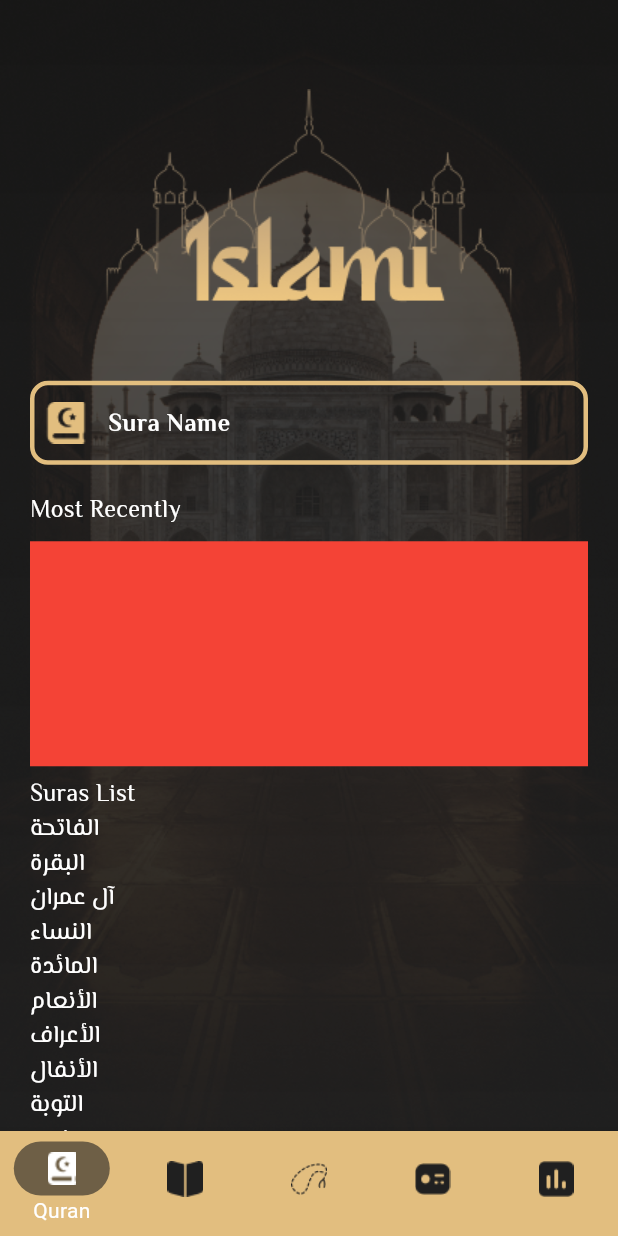
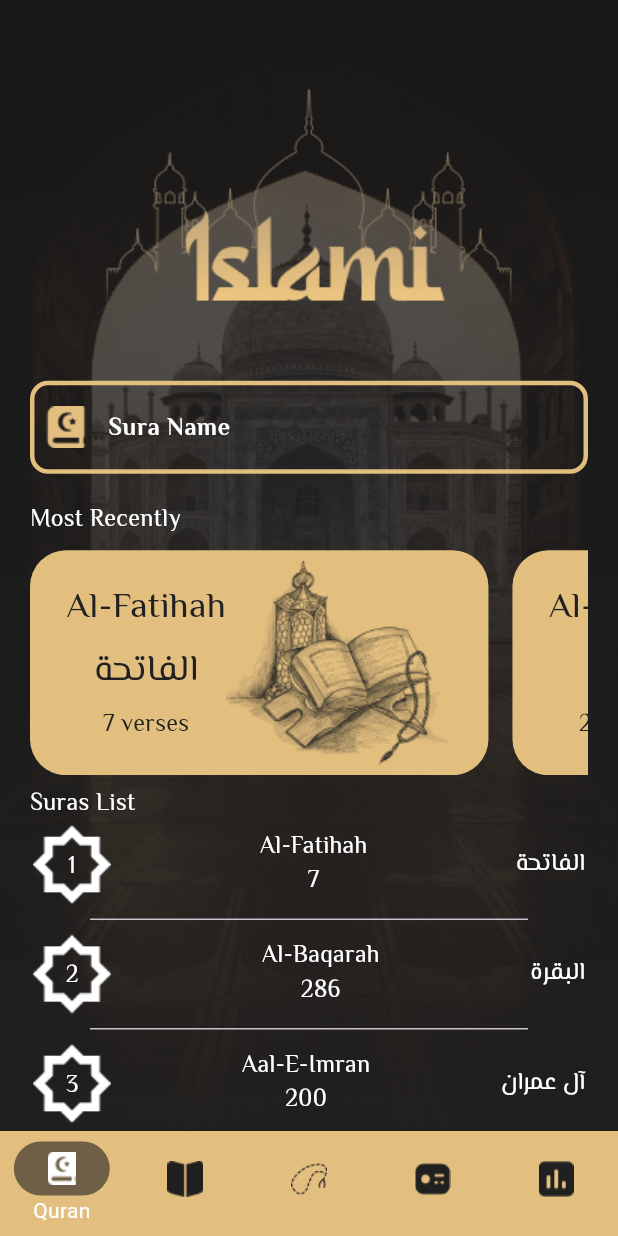
Before and after one commit to osamaebaid1973/islami, a Flutter app: the HomeScreen screen opened by its route, on a phone screen of 412 x 824 dp. Run offline on Flutter 3.47's test engine with Material 3 defaults, Android fonts, the phone set to English and light mode, and no system bars; our stand-ins replace device_preview, google_fonts, introduction_screen.

Commit message:
quran tab semi complete

```diff
--- a/lib/home/bottom_nav_bar.dart
+++ b/lib/home/bottom_nav_bar.dart
@@ -41,9 +41,9 @@ class _nameState extends State<BottomNavBar> {
   Widget _buildItem(String name, int index) {
     return currentIndex == index
         ? Container(
-            padding: EdgeInsets.symmetric(vertical: 6, horizontal: 20),
+            padding: const EdgeInsets.symmetric(vertical: 6, horizontal: 20),
             decoration: BoxDecoration(
-                color: Color(0x99202020),
+                color: const Color(0x99202020),
                 borderRadius: BorderRadius.circular(66)),
             child: ImageIcon(AssetImage('assets/images/$name.png')))
         : ImageIcon(AssetImage('assets/images/$name.png'));
--- a/lib/home/home_screen.dart
+++ b/lib/home/home_screen.dart
@@ -1,5 +1,4 @@
 import 'package:flutter/material.dart';
-import 'package:islami/app_resources.dart';
 import 'package:islami/home/ahadeth_tab.dart';
 import 'package:islami/home/bottom_nav_bar.dart';
 import 'package:islami/home/date_tab.dart';
--- a/lib/home/tabs/quran_tab/quran_tab.dart
+++ b/lib/home/tabs/quran_tab/quran_tab.dart
@@ -1,63 +1,26 @@
 import 'package:flutter/material.dart';
 import 'package:google_fonts/google_fonts.dart';
 import 'package:islami/app_resources.dart';
+import 'package:islami/home/tabs/quran_tab/sura_item_horizontal.dart';
+import 'package:islami/home/tabs/quran_tab/sura_name_item.dart';
+import 'package:islami/models/sura_model.dart';
 
 // ignore: must_be_immutable
-class QuranTab extends StatelessWidget {
-  List<String> suraNamesAr =  [
-  "الفاتحة", "البقرة", "آل عمران", "النساء", "المائدة",
-  "الأنعام", "الأعراف", "الأنفال", "التوبة", "يونس",
-  "هود", "يوسف", "الرعد", "إبراهيم", "الحجر",
-  "النحل", "الإسراء", "الكهف", "مريم", "طه",
-  "الأنبياء", "الحج", "المؤمنون", "النور", "الفرقان",
-  "الشعراء", "النمل", "القصص", "العنكبوت", "الروم",
-  "لقمان", "السجدة", "الأحزاب", "سبأ", "فاطر",
-  "يس", "الصافات", "ص", "الزمر", "غافر",
-  "فصلت", "الشورى", "الزخرف", "الدخان", "الجاثية",
-  "الأحقاف", "محمد", "الفتح", "الحجرات", "ق",
-  "الذاريات", "الطور", "النجم", "القمر", "الرحمن",
-  "الواقعة", "الحديد", "المجادلة", "الحشر", "الممتحنة",
-  "الصف", "الجمعة", "المنافقون", "التغابن", "الطلاق",
-  "التحريم", "الملك", "القلم", "الحاقة", "المعارج",
-  "نوح", "الجن", "المزمل", "المدثر", "القيامة",
-  "الإنسان", "المرسلات", "النبأ", "النازعات", "عبس",
-  "التكوير", "الانفطار", "المطففين", "الانشقاق", "البروج",
-  "الطارق", "الأعلى", "الغاشية", "الفجر", "البلد",
-  "الشمس", "الليل", "الضحى", "الشرح", "التين",
-  "العلق", "القدر", "البينة", "الزلزلة", "العاديات",
-  "القارعة", "التكاثر", "العصر", "الهمزة", "الفيل",
-  "قريش", "الماعون", "الكوثر", "الكافرون", "النصر",
-  "المسد", "الإخلاص", "الفلق", "الناس"
-];
-   List<String> suraNamesEn =  [
-  "Al-Fatihah", "Al-Baqarah", "Aal-E-Imran", "An-Nisa", "Al-Ma'idah",
-  "Al-An'am", "Al-A'raf", "Al-Anfal", "At-Tawbah", "Yunus",
-  "Hud", "Yusuf", "Ar-Ra'd", "Ibrahim", "Al-Hijr",
-  "An-Nahl", "Al-Isra", "Al-Kahf", "Maryam", "Ta-Ha",
-  "Al-Anbiya", "Al-Hajj", "Al-Mu'minun", "An-Nur", "Al-Furqan",
-  "Ash-Shu'ara", "An-Naml", "Al-Qasas", "Al-Ankabut", "Ar-Rum",
-  "Luqman", "As-Sajda", "Al-Ahzab", "Saba", "Fatir",
-  "Ya-Sin", "As-Saffat", "Sad", "Az-Zumar", "Ghafir",
-  "Fussilat", "Ash-Shura", "Az-Zukhruf", "Ad-Dukhan", "Al-Jathiya",
-  "Al-Ahqaf", "Muhammad", "Al-Fath", "Al-Hujurat", "Qaf",
-  "Adh-Dhariyat", "At-Tur", "An-Najm", "Al-Qamar", "Ar-Rahman",
-  "Al-Waqia", "Al-Hadid", "Al-Mujadila", "Al-Hashr", "Al-Mumtahina",
-  "As-Saff", "Al-Jumu'a", "Al-Munafiqun", "At-Taghabun", "At-Talaq",
-  "At-Tahrim", "Al-Mulk", "Al-Qalam", "Al-Haqqa", "Al-Ma'arij",
-  "Nuh", "Al-Jinn", "Al-Muzzammil", "Al-Muddaththir", "Al-Qiyama",
-  "Al-Insan", "Al-Mursalat", "An-Naba", "An-Nazi'at", "Abasa",
-  "At-Takwir", "Al-Infitar", "Al-Mutaffifin", "Al-Inshiqaq", "Al-Buruj",
-  "At-Tariq", "Al-Ala", "Al-Ghashiya", "Al-Fajr", "Al-Balad",
-  "Ash-Shams", "Al-Lail", "Ad-Duhaa", "Ash-Sharh", "At-Tin",
-  "Al-Alaq", "Al-Qadr", "Al-Bayyina", "Az-Zalzala", "Al-Adiyat",
-  "Al-Qari'a", "At-Takathur", "Al-Asr", "Al-Humaza", "Al-Fil",
-  "Quraish", "Al-Ma'un", "Al-Kawthar", "Al-Kafiroon", "An-Nasr",
-  "Al-Masad", "Al-Ikhlas", "Al-Falaq", "An-Nas"
-];
+class QuranTab extends StatefulWidget {
+  QuranTab({super.key});
 
+  @override
+  State<QuranTab> createState() => _QuranTabState();
+}
 
+class _QuranTabState extends State<QuranTab> {
   var searchController = TextEditingController();
-  QuranTab({super.key});
+  @override
+  void initState() {
+    // TODO: implement initState
+    super.initState();
+    searchController.addListener(_onSearch);
+  }
 
   @override
   Widget build(BuildContext context) {
@@ -77,25 +40,42 @@ class QuranTab extends StatelessWidget {
               'Most Recently',
               style: GoogleFonts.elMessiri(color: Colors.white, fontSize: 16),
             ),
-            const SizedBox(height:8)
-            ,Container(color: Colors.red,
-            height: 150,
-
-            ),
-            const SizedBox(height:8),
+            const SizedBox(height: 8),
+            searchResult.isEmpty
+                ? Container(
+                    //decoration:
+                    height: 150,
+                    child: ListView.separated(
+                      separatorBuilder: (context, index) =>
+                          const SizedBox(width: 16),
+                      scrollDirection: Axis.horizontal,
+                      itemCount: suraNamesAr.length,
+                      itemBuilder: (BuildContext context, int index) {
+                        return SuraItemHorizontal(
+                            suraModel: getSuraModel(index));
+                      },
+                    ),
+                  )
+                : SizedBox(),
+            const SizedBox(height: 8),
             Text(
               'Suras List',
               style: GoogleFonts.elMessiri(color: Colors.white, fontSize: 16),
             ),
             Expanded(
-              child: ListView.builder(
-                itemCount: suraNamesAr.length,
+              child: ListView.separated(
+                separatorBuilder: (context, index) => const Divider(
+                  endIndent: 40,
+                  indent: 40,
+                ),
+                itemCount: searchResult.isEmpty ? suraNamesAr.length : searchResult.length,
                 itemBuilder: (BuildContext context, int index) {
-                  return  Text(suraNamesAr[index],style: GoogleFonts.elMessiri(color: Colors.white, fontSize: 16));
+                  return SuraNameItem(
+                    suraModel: searchResult.isEmpty ? getSuraModel(index) : getSearchedSuraModel(index),
+                  );
                 },
               ),
             ),
-
           ],
         ),
       ),
@@ -104,6 +84,7 @@ class QuranTab extends StatelessWidget {
 
   Widget _searchItem() {
     return TextField(
+      style: GoogleFonts.elMessiri(color: Colors.white, fontSize: 20),
       controller: searchController,
       cursorColor: Colors.white,
       decoration: InputDecoration(
@@ -126,4 +107,17 @@ class QuranTab extends StatelessWidget {
       ),
     );
   }
+
+  _onSearch() {
+    searchResult.clear();
+    String text = searchController.text;
+    if(text.isNotEmpty) {
+      for (String data in suraNamesEn) {
+        if (data.toLowerCase().contains(text.toLowerCase())) {
+          searchResult.add(data);
+        }
+      }
+    }
+    setState(() {});
+  }
 }
--- /dev/null
+++ b/lib/home/tabs/quran_tab/sura_item_horizontal.dart
@@ -0,0 +1,41 @@
+import 'package:flutter/material.dart';
+import 'package:google_fonts/google_fonts.dart';
+import 'package:islami/app_resources.dart';
+import 'package:islami/models/sura_model.dart';
+
+class SuraItemHorizontal extends StatelessWidget {
+  SuraModel suraModel;
+  SuraItemHorizontal({required this.suraModel, super.key});
+
+  @override
+  Widget build(BuildContext context) {
+    return Container(
+      padding: const EdgeInsets.symmetric(horizontal: 24),
+      decoration: BoxDecoration(
+          color: AppColors.primary, borderRadius: BorderRadius.circular(24)),
+      child: Row(
+        children: [
+          Column(mainAxisAlignment: MainAxisAlignment.center,
+            children: <Widget>[
+              Text(
+                suraModel.suraNameEn,
+                style: GoogleFonts.elMessiri(color: AppColors.blackColor, fontSize: 24),
+              ),
+              const SizedBox(height:8),
+              Text(
+                suraModel.suraNameAr,
+                style: GoogleFonts.elMessiri(color: AppColors.blackColor, fontSize: 24),
+              ),
+              const SizedBox(height:8),
+              Text(
+                '${suraModel.numberOfVerses} verses',
+                style: GoogleFonts.elMessiri(color: AppColors.blackColor, fontSize: 16),
+              )
+            ],
+          ),
+          Image.asset('assets/images/sura_item.png')
+        ],
+      ),
+    );
+  }
+}
--- a/lib/home/tabs/quran_tab/sura_name_item.dart
+++ b/lib/home/tabs/quran_tab/sura_name_item.dart
@@ -1,11 +1,45 @@
 import 'package:flutter/material.dart';
+import 'package:google_fonts/google_fonts.dart';
+import 'package:islami/models/sura_model.dart';
 
 class SuraNameItem extends StatelessWidget {
-  const SuraNameItem({super.key});
-    int x;
+  SuraModel suraModel;
+  SuraNameItem(
+      {required this.suraModel,
+      super.key});
+  // int x;
 
   @override
   Widget build(BuildContext context) {
-    return Container();
+    return Padding(
+      padding: const EdgeInsets.all(2.0),
+      child: Row(mainAxisAlignment: MainAxisAlignment.spaceBetween,
+        children: [
+          Stack(alignment: Alignment.center,
+            children: [
+              Image.asset(
+                'assets/images/Sura_Number.png',
+              ),
+               Padding(
+                 padding: const EdgeInsets.only(top:4.0),
+                 child: Text('${suraModel.index}',style:
+                          GoogleFonts.elMessiri(color: Colors.white, fontSize: 16)),
+               )
+            ],
+          ),
+          Column(crossAxisAlignment: CrossAxisAlignment.center,
+            children: [
+              Text(suraModel.suraNameEn,
+                  style:
+                      GoogleFonts.elMessiri(color: Colors.white, fontSize: 16)),
+              Text('${suraModel.numberOfVerses}',
+                  style: GoogleFonts.elMessiri(color: Colors.white, fontSize: 16))
+            ],
+          ),
+          Text(suraModel.suraNameAr,
+              style: GoogleFonts.elMessiri(color: Colors.white, fontSize: 16))
+        ],
+      ),
+    );
   }
 }
--- a/lib/main.dart
+++ b/lib/main.dart
@@ -8,7 +8,7 @@ void main() {
   runApp(
     DevicePreview(
       enabled: !kReleaseMode,
-      builder: (context) => MainApp(),
+      builder: (context) => const MainApp(),
     ),
   );
 }
@@ -27,7 +27,7 @@ class MainApp extends StatelessWidget {
       initialRoute: '/',
       routes: {
         OnboardingScreen.routeName: (context) => const OnboardingScreen(),
-        HomeScreen.routeName: (context) => HomeScreen()
+        HomeScreen.routeName: (context) => const HomeScreen()
       },
     );
   }
--- /dev/null
+++ b/lib/models/sura_model.dart
@@ -0,0 +1,372 @@
+class SuraModel {
+  String suraNameAr;
+  String suraNameEn;
+  final index;
+  int numberOfVerses;
+  SuraModel(
+      {required this.suraNameAr,
+      required this.suraNameEn,
+      required this.index,
+      required this.numberOfVerses});
+}
+
+SuraModel getSuraModel(int index) {
+  return SuraModel(
+      index: index + 1,
+      suraNameAr: suraNamesAr[index],
+      suraNameEn: suraNamesEn[index],
+      numberOfVerses: numberOfVersesInSura[index]);
+}
+List<String> searchResult = [];
+SuraModel getSearchedSuraModel(int index) {
+  return SuraModel(
+      index: index + 1,
+      suraNameAr: searchResult[index],
+      suraNameEn: searchResult[index],
+      numberOfVerses: numberOfVersesInSura[index]);
+}
+
+
+List<String> suraNamesEn = [
+  "Al-Fatihah",
+  "Al-Baqarah",
+  "Aal-E-Imran",
+  "An-Nisa",
+  "Al-Ma'idah",
+  "Al-An'am",
+  "Al-A'raf",
+  "Al-Anfal",
+  "At-Tawbah",
+  "Yunus",
+  "Hud",
+  "Yusuf",
+  "Ar-Ra'd",
+  "Ibrahim",
+  "Al-Hijr",
+  "An-Nahl",
+  "Al-Isra",
+  "Al-Kahf",
+  "Maryam",
+  "Ta-Ha",
+  "Al-Anbiya",
+  "Al-Hajj",
+  "Al-Mu'minun",
+  "An-Nur",
+  "Al-Furqan",
+  "Ash-Shu'ara",
+  "An-Naml",
+  "Al-Qasas",
+  "Al-Ankabut",
+  "Ar-Rum",
+  "Luqman",
+  "As-Sajda",
+  "Al-Ahzab",
+  "Saba",
+  "Fatir",
+  "Ya-Sin",
+  "As-Saffat",
+  "Sad",
+  "Az-Zumar",
+  "Ghafir",
+  "Fussilat",
+  "Ash-Shura",
+  "Az-Zukhruf",
+  "Ad-Dukhan",
+  "Al-Jathiya",
+  "Al-Ahqaf",
+  "Muhammad",
+  "Al-Fath",
+  "Al-Hujurat",
+  "Qaf",
+  "Adh-Dhariyat",
+  "At-Tur",
+  "An-Najm",
+  "Al-Qamar",
+  "Ar-Rahman",
+  "Al-Waqia",
+  "Al-Hadid",
+  "Al-Mujadila",
+  "Al-Hashr",
+  "Al-Mumtahina",
+  "As-Saff",
+  "Al-Jumu'a",
+  "Al-Munafiqun",
+  "At-Taghabun",
+  "At-Talaq",
+  "At-Tahrim",
+  "Al-Mulk",
+  "Al-Qalam",
+  "Al-Haqqa",
+  "Al-Ma'arij",
+  "Nuh",
+  "Al-Jinn",
+  "Al-Muzzammil",
+  "Al-Muddaththir",
+  "Al-Qiyama",
+  "Al-Insan",
+  "Al-Mursalat",
+  "An-Naba",
+  "An-Nazi'at",
+  "Abasa",
+  "At-Takwir",
+  "Al-Infitar",
+  "Al-Mutaffifin",
+  "Al-Inshiqaq",
+  "Al-Buruj",
+  "At-Tariq",
+  "Al-Ala",
+  "Al-Ghashiya",
+  "Al-Fajr",
+  "Al-Balad",
+  "Ash-Shams",
+  "Al-Lail",
+  "Ad-Duhaa",
+  "Ash-Sharh",
+  "At-Tin",
+  "Al-Alaq",
+  "Al-Qadr",
+  "Al-Bayyina",
+  "Az-Zalzala",
+  "Al-Adiyat",
+  "Al-Qari'a",
+  "At-Takathur",
+  "Al-Asr",
+  "Al-Humaza",
+  "Al-Fil",
+  "Quraish",
+  "Al-Ma'un",
+  "Al-Kawthar",
+  "Al-Kafiroon",
+  "An-Nasr",
+  "Al-Masad",
+  "Al-Ikhlas",
+  "Al-Falaq",
+  "An-Nas"
+];
+List<String> suraNamesAr = [
+  "الفاتحة",
+  "البقرة",
+  "آل عمران",
+  "النساء",
+  "المائدة",
+  "الأنعام",
+  "الأعراف",
+  "الأنفال",
+  "التوبة",
+  "يونس",
+  "هود",
+  "يوسف",
+  "الرعد",
+  "إبراهيم",
+  "الحجر",
+  "النحل",
+  "الإسراء",
+  "الكهف",
+  "مريم",
+  "طه",
+  "الأنبياء",
+  "الحج",
+  "المؤمنون",
+  "النور",
+  "الفرقان",
+  "الشعراء",
+  "النمل",
+  "القصص",
+  "العنكبوت",
+  "الروم",
+  "لقمان",
+  "السجدة",
+  "الأحزاب",
+  "سبأ",
+  "فاطر",
+  "يس",
+  "الصافات",
+  "ص",
+  "الزمر",
+  "غافر",
+  "فصلت",
+  "الشورى",
+  "الزخرف",
+  "الدخان",
+  "الجاثية",
+  "الأحقاف",
+  "محمد",
+  "الفتح",
+  "الحجرات",
+  "ق",
+  "الذاريات",
+  "الطور",
+  "النجم",
+  "القمر",
+  "الرحمن",
+  "الواقعة",
+  "الحديد",
+  "المجادلة",
+  "الحشر",
+  "الممتحنة",
+  "الصف",
+  "الجمعة",
+  "المنافقون",
+  "التغابن",
+  "الطلاق",
+  "التحريم",
+  "الملك",
+  "القلم",
+  "الحاقة",
+  "المعارج",
+  "نوح",
+  "الجن",
+  "المزمل",
+  "المدثر",
+  "القيامة",
+  "الإنسان",
+  "المرسلات",
+  "النبأ",
+  "النازعات",
+  "عبس",
+  "التكوير",
+  "الانفطار",
+  "المطففين",
+  "الانشقاق",
+  "البروج",
+  "الطارق",
+  "الأعلى",
+  "الغاشية",
+  "الفجر",
+  "البلد",
+  "الشمس",
+  "الليل",
+  "الضحى",
+  "الشرح",
+  "التين",
+  "العلق",
+  "القدر",
+  "البينة",
+  "الزلزلة",
+  "العاديات",
+  "القارعة",
+  "التكاثر",
+  "العصر",
+  "الهمزة",
+  "الفيل",
+  "قريش",
+  "الماعون",
+  "الكوثر",
+  "الكافرون",
+  "النصر",
+  "المسد",
+  "الإخلاص",
+  "الفلق",
+  "الناس"
+];
+List<int> numberOfVersesInSura = [
+  7,
+  286,
+  200,
+  176,
+  120,
+  165,
+  206,
+  75,
+  129,
+  109,
+  123,
+  111,
+  43,
+  52,
+  99,
+  128,
+  111,
+  110,
+  98,
+  135,
+  112,
+  78,
+  118,
+  64,
+  77,
+  227,
+  93,
+  88,
+  69,
+  60,
+  34,
+  30,
+  73,
+  54,
+  45,
+  83,
+  182,
+  88,
+  75,
+  85,
+  54,
+  53,
+  89,
+  59,
+  37,
+  35,
+  38,
+  29,
+  18,
+  45,
+  60,
+  49,
+  62,
+  55,
+  78,
+  96,
+  29,
+  22,
+  24,
+  13,
+  14,
+  11,
+  11,
+  18,
+  12,
+  12,
+  30,
+  52,
+  52,
+  44,
+  28,
+  28,
+  20,
+  56,
+  40,
+  31,
+  50,
+  40,
+  46,
+  42,
+  29,
+  19,
+  36,
+  25,
+  22,
+  17,
+  19,
+  26,
+  30,
+  20,
+  15,
+  21,
+  11,
+  8,
+  8,
+  19,
+  5,
+  8,
+  8,
+  11,
+  11,
+  8,
+  3,
+  9,
+  5,
+  4,
+  7,
+  3,
+  6
+];
--- a/lib/onboarding_screen.dart
+++ b/lib/onboarding_screen.dart
@@ -14,24 +14,24 @@ class OnboardingScreen extends StatelessWidget {
         fontSize: 20, fontWeight: FontWeight.bold, color: AppColors.primary);
     var pageDecoration = PageDecoration(
       imageFlex:2,
-      titleTextStyle: TextStyle(
+      titleTextStyle: const TextStyle(
           fontSize: 24.0,
           fontWeight: FontWeight.bold,
           color: AppColors.primary),
       bodyTextStyle: bodyStyle,
-      bodyPadding: EdgeInsets.fromLTRB(16.0, 0.0, 16.0, 16.0),
+      bodyPadding: const EdgeInsets.fromLTRB(16.0, 0.0, 16.0, 16.0),
       pageColor: AppColors.blackColor,
-      imagePadding: EdgeInsets.only(top: 20
+      imagePadding: const EdgeInsets.only(top: 20
       )
     );
     return SafeArea(
       child: IntroductionScreen(
         globalHeader: Image.asset('assets/images/onboarding_header.png'),
         dotsFlex: 2,
-        dotsDecorator: DotsDecorator(
+        dotsDecorator: const DotsDecorator(
             color: Color(0XFF707070), activeColor: Color(0XFFFFD482)),
         showBackButton: true,
-        back: Text('back',
+        back: const Text('back',
             style: TextStyle(
                 fontSize: 16,
                 fontWeight: FontWeight.bold,
@@ -40,13 +40,13 @@ class OnboardingScreen extends StatelessWidget {
         onDone: () {
           Navigator.pushNamed(context, HomeScreen.routeName);
         },
-        done: Text('finish',
+        done: const Text('finish',
             style: TextStyle(
                 fontSize: 16,
                 fontWeight: FontWeight.bold,
                 color: AppColors.primary)),
         showNextButton: true,
-        next: Text('next',
+        next: const Text('next',
             style: TextStyle(
                 fontSize: 16,
                 fontWeight: FontWeight.bold,
```
Also changed, not shown: assets/images/Sura_Number.png, assets/images/sura_item.png (added).
